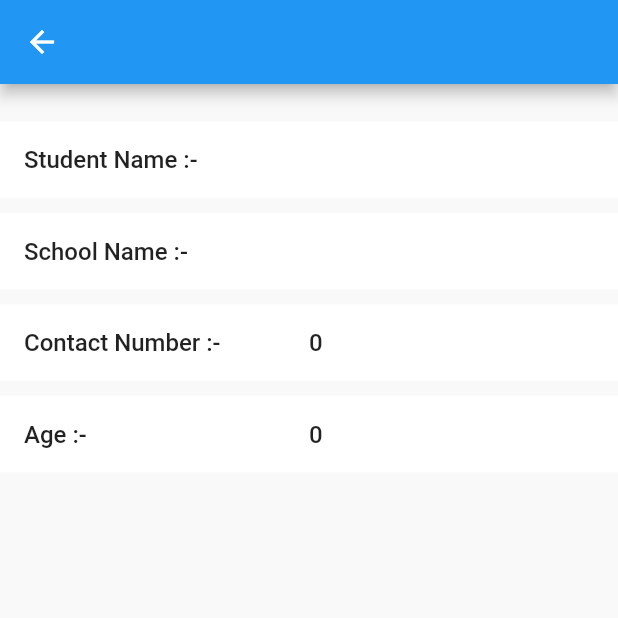
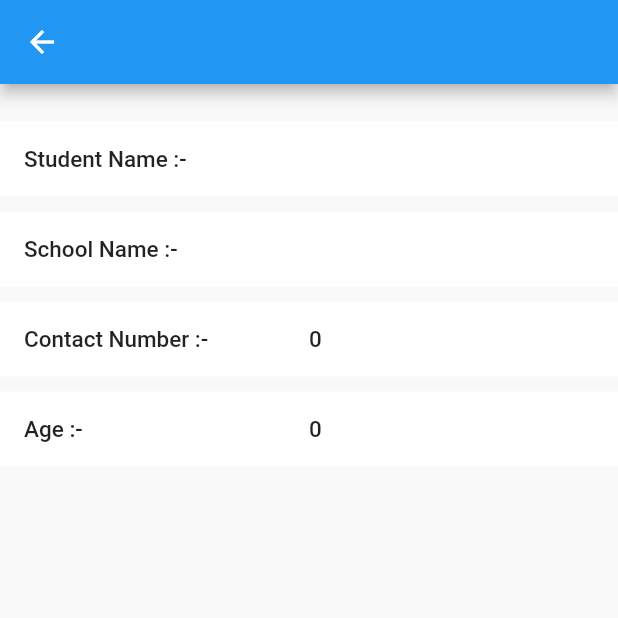
Before and after one commit to shivamkanathe/flutter-api-, a Flutter app: the StudentDetailPage screen opened directly with empty values, on a phone screen of 412 x 824 dp, the top half of it. Run offline on Flutter 3.47's test engine with Material 2 defaults, Android fonts, the phone set to English and light mode, and no system bars; network calls fail.

Commit message:
some changes

```diff
--- a/lib/StudentDetailPage.dart
+++ b/lib/StudentDetailPage.dart
@@ -33,8 +33,8 @@ class _StudentDetailPageState extends State<StudentDetailPage> {
                 mainAxisAlignment: MainAxisAlignment.spaceBetween,
                 crossAxisAlignment: CrossAxisAlignment.start,
                 children: [
-                  Expanded(child: Text("Student Name :-",style: TextStyle(fontSize: 16,fontWeight: FontWeight.w500),)),
-                   Expanded(child: Text(widget.mydata.studentName.toString(),style: TextStyle(fontSize: 16,fontWeight: FontWeight.w500),)),
+                  Expanded(child: Text("Student Name :-",style: TextStyle(fontSize: 15,fontWeight: FontWeight.w500),)),
+                   Expanded(child: Text(widget.mydata.studentName.toString(),style: TextStyle(fontSize: 15,fontWeight: FontWeight.w500),)),
                 ],
               ),
             ),
@@ -46,8 +46,8 @@ class _StudentDetailPageState extends State<StudentDetailPage> {
                 mainAxisAlignment: MainAxisAlignment.spaceBetween,
                 crossAxisAlignment: CrossAxisAlignment.start,
                 children: [
-                   Expanded(child: Text("School Name :-",style: TextStyle(fontSize: 16,fontWeight: FontWeight.w500))),
-                  Expanded(child: Text(widget.mydata.schoolName.toString(),style: TextStyle(fontSize: 16,fontWeight: FontWeight.w500))),
+                   Expanded(child: Text("School Name :-",style: TextStyle(fontSize: 15,fontWeight: FontWeight.w500))),
+                  Expanded(child: Text(widget.mydata.schoolName.toString(),style: TextStyle(fontSize: 15,fontWeight: FontWeight.w500))),
                 ],
               ),
             ),
@@ -59,8 +59,8 @@ class _StudentDetailPageState extends State<StudentDetailPage> {
                 mainAxisAlignment: MainAxisAlignment.spaceBetween,
                 crossAxisAlignment: CrossAxisAlignment.start,
                 children: [
-                  Expanded(child: Text("Contact Number :-",style: TextStyle(fontSize: 16,fontWeight: FontWeight.w500))),
-                  Expanded(child: Text(widget.mydata.contactNumber.toString(),style: TextStyle(fontSize: 16,fontWeight: FontWeight.w500))),
+                  Expanded(child: Text("Contact Number :-",style: TextStyle(fontSize: 15,fontWeight: FontWeight.w500))),
+                  Expanded(child: Text(widget.mydata.contactNumber.toString(),style: TextStyle(fontSize: 15,fontWeight: FontWeight.w500))),
                 ],
               ),
             ),
@@ -72,8 +72,8 @@ class _StudentDetailPageState extends State<StudentDetailPage> {
                 mainAxisAlignment: MainAxisAlignment.spaceBetween,
                 crossAxisAlignment: CrossAxisAlignment.start,
                 children: [
-                  Expanded(child: Text("Age :-",style: TextStyle(fontSize: 16,fontWeight: FontWeight.w500))),
-                  Expanded(child: Text(widget.mydata.age.toString(),style: TextStyle(fontSize: 16,fontWeight: FontWeight.w500))),
+                  Expanded(child: Text("Age :-",style: TextStyle(fontSize: 15,fontWeight: FontWeight.w500))),
+                  Expanded(child: Text(widget.mydata.age.toString(),style: TextStyle(fontSize: 15,fontWeight: FontWeight.w500))),
                 ],
               ),
             ),
--- a/lib/main.dart
+++ b/lib/main.dart
@@ -85,12 +85,12 @@ class _HomePageState extends State<HomePage> {
                     },
                     child: Card(
                       child: Container(
-                        padding: EdgeInsets.all(16),
+                        padding: EdgeInsets.symmetric(vertical:10,horizontal: 12),
                         child: Row(
                           mainAxisAlignment: MainAxisAlignment.spaceBetween,
                           children: [
                             Text(
-                              data[i].studentName.toString(),style: TextStyle(fontSize: 16,fontWeight: FontWeight.w500)
+                              data[i].studentName.toString(),style: TextStyle(fontSize: 15,fontWeight: FontWeight.w500)
                             ),
 
                             Container(
```
Also changed, not shown: lib/AddEditStudent.dart (+20 -14 lines).
